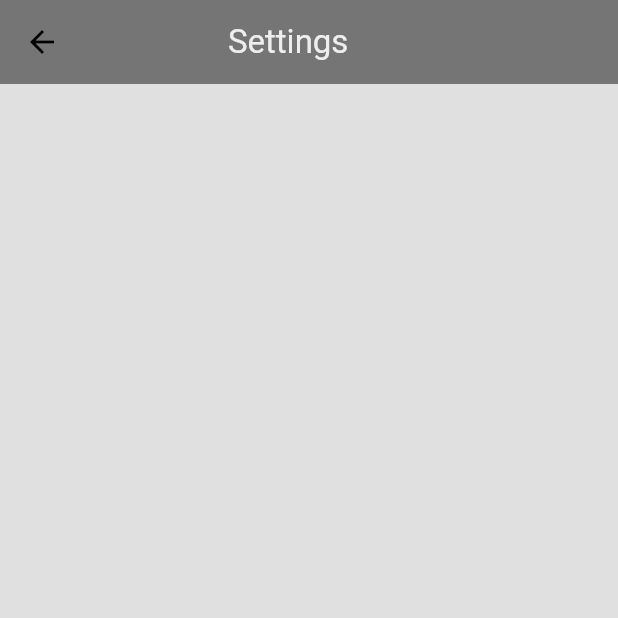
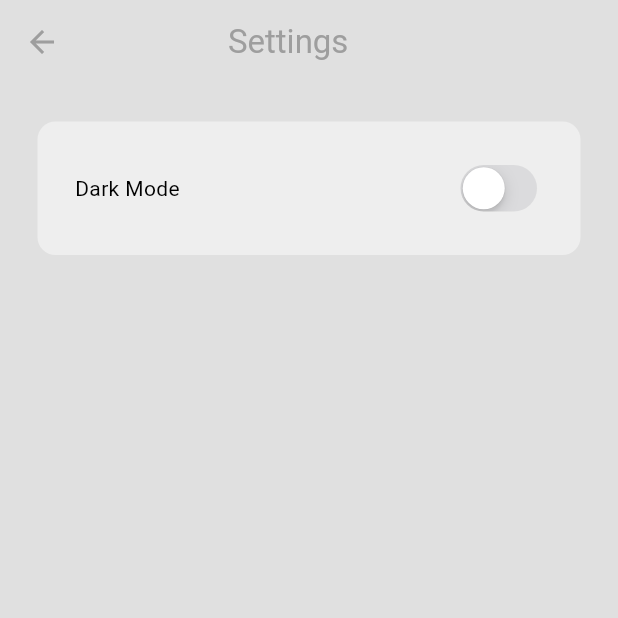
Before and after one commit to AkiTheMemeGod/quicktalk, a Flutter app: the screen it shows once a user with an empty profile is signed in, in the side drawer, after a tap on "S E T T I N G S", on a phone screen of 412 x 824 dp, the top half of it. Run offline on Flutter 3.47's test engine with Material 3 defaults, Android fonts, the light colour scheme and no system bars; our stand-ins replace cloud_firestore, firebase_auth, firebase_core; accounts and stored records are empty.

Commit message:
finishin up, added a dark theme mode and updated the settings page to display toggle for themes

```diff
--- a/lib/main.dart
+++ b/lib/main.dart
@@ -1,15 +1,19 @@
 import 'package:firebase_core/firebase_core.dart';
 import 'package:flutter/material.dart';
+import 'package:provider/provider.dart';
 import 'package:quicktalk/auth/auth_gate.dart';
 import 'package:quicktalk/firebase_options.dart';
 
-import 'package:quicktalk/themes/lightmode.dart';
+import 'package:quicktalk/themes/theme_provider.dart';
 
 void main() async {
   WidgetsFlutterBinding.ensureInitialized();
 
   await Firebase.initializeApp(options: DefaultFirebaseOptions.currentPlatform);
-  runApp(const MyApp());
+  runApp(ChangeNotifierProvider(
+    create: (context) => ThemeProvider(),
+    child: const MyApp(),
+  ));
 }
 
 class MyApp extends StatelessWidget {
@@ -20,7 +24,7 @@ class MyApp extends StatelessWidget {
     return MaterialApp(
       debugShowCheckedModeBanner: false,
       home: AuthGate(),
-      theme: lightmode,
+      theme: Provider.of<ThemeProvider>(context).themeData,
     );
   }
 }
--- a/lib/pages/homepage.dart
+++ b/lib/pages/homepage.dart
@@ -19,11 +19,13 @@ class Homepage extends StatelessWidget {
         title: Padding(
           padding: const EdgeInsets.symmetric(horizontal: 6.0),
           child: Text(
-            "Homepage",
-            style: TextStyle(color: Theme.of(context).colorScheme.secondary),
+            "Chats",
+            style: TextStyle(color: Theme.of(context).colorScheme.primary),
           ),
         ),
-        backgroundColor: Theme.of(context).colorScheme.inversePrimary,
+        backgroundColor: Colors.transparent,
+        foregroundColor: Colors.grey,
+        elevation: 0,
       ),
       drawer: MyDrawer(),
       body: _buildUserList(),
--- a/lib/pages/settingspage.dart
+++ b/lib/pages/settingspage.dart
@@ -1,4 +1,7 @@
+import 'package:flutter/cupertino.dart';
 import 'package:flutter/material.dart';
+import 'package:provider/provider.dart';
+import 'package:quicktalk/themes/theme_provider.dart';
 
 class Settingspage extends StatelessWidget {
   const Settingspage({super.key});
@@ -6,15 +9,38 @@ class Settingspage extends StatelessWidget {
   @override
   Widget build(BuildContext context) {
     return Scaffold(
+      backgroundColor: Theme.of(context).colorScheme.surface,
       appBar: AppBar(
         title: Padding(
           padding: const EdgeInsets.symmetric(horizontal: 80.0),
           child: Text(
             "Settings",
-            style: TextStyle(color: Theme.of(context).colorScheme.secondary),
+            style: TextStyle(color: Theme.of(context).colorScheme.primary),
           ),
         ),
-        backgroundColor: Theme.of(context).colorScheme.inversePrimary,
+        backgroundColor: Colors.transparent,
+        foregroundColor: Colors.grey,
+        elevation: 0,
+      ),
+      body: Container(
+        decoration: BoxDecoration(
+            color: Theme.of(context).colorScheme.secondary,
+            borderRadius: BorderRadius.circular(12)),
+        margin: EdgeInsets.all(25),
+        padding: EdgeInsets.all(25),
+        child: Row(
+          mainAxisAlignment: MainAxisAlignment.spaceBetween,
+          children: [
+            Text("Dark Mode"),
+            CupertinoSwitch(
+              value:
+                  Provider.of<ThemeProvider>(context, listen: false).isDarkMode,
+              onChanged: (value) =>
+                  Provider.of<ThemeProvider>(context, listen: false)
+                      .toggletheme(),
+            )
+          ],
+        ),
       ),
     );
   }
--- a/lib/services/chatservices/chatservices.dart
+++ b/lib/services/chatservices/chatservices.dart
@@ -1,6 +1,5 @@
 import 'package:cloud_firestore/cloud_firestore.dart';
 import 'package:firebase_auth/firebase_auth.dart';
-import 'package:quicktalk/auth/auth_service.dart';
 import 'package:quicktalk/models/message.dart';
 
 class Chatservices {
--- /dev/null
+++ b/lib/themes/darkmode.dart
@@ -0,0 +1,9 @@
+import 'package:flutter/material.dart';
+
+ThemeData darkmode = ThemeData(
+    colorScheme: ColorScheme.dark(
+        surface: Colors.grey.shade900,
+        primary: Colors.grey.shade600,
+        secondary: Colors.grey.shade700,
+        tertiary: Colors.grey.shade800,
+        inversePrimary: Colors.grey.shade300));
--- /dev/null
+++ b/lib/themes/theme_provider.dart
@@ -0,0 +1,25 @@
+import 'package:flutter/material.dart';
+import 'package:quicktalk/themes/darkmode.dart';
+import 'package:quicktalk/themes/lightmode.dart';
+
+class ThemeProvider extends ChangeNotifier {
+  ThemeData _themeData = lightmode;
+
+  ThemeData get themeData => _themeData;
+
+  bool get isDarkMode => _themeData == darkmode;
+
+  set themeData(ThemeData themeData) {
+    _themeData = themeData;
+    notifyListeners();
+  }
+
+  void toggletheme() {
+    if (_themeData == lightmode) {
+      _themeData = darkmode;
+    } else {
+      _themeData = lightmode;
+    }
+    notifyListeners();
+  }
+}
--- a/pubspec.yaml
+++ b/pubspec.yaml
@@ -37,6 +37,7 @@ dependencies:
   firebase_core: ^3.6.0
   firebase_auth: ^5.3.1
   cloud_firestore: ^5.4.4
+  provider: ^6.1.2
 
 dev_dependencies:
   flutter_test:
```
Also changed, not shown: lib/components/chat_bubble.dart (added, +23 -0 lines), lib/pages/chatpage.dart (+45 -6 lines), pubspec.lock, 17 other files.
